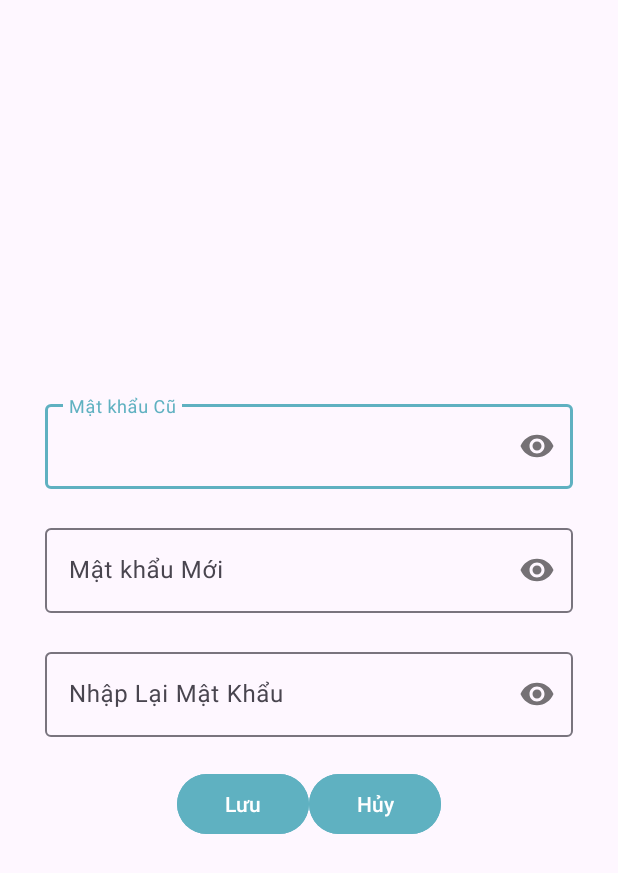
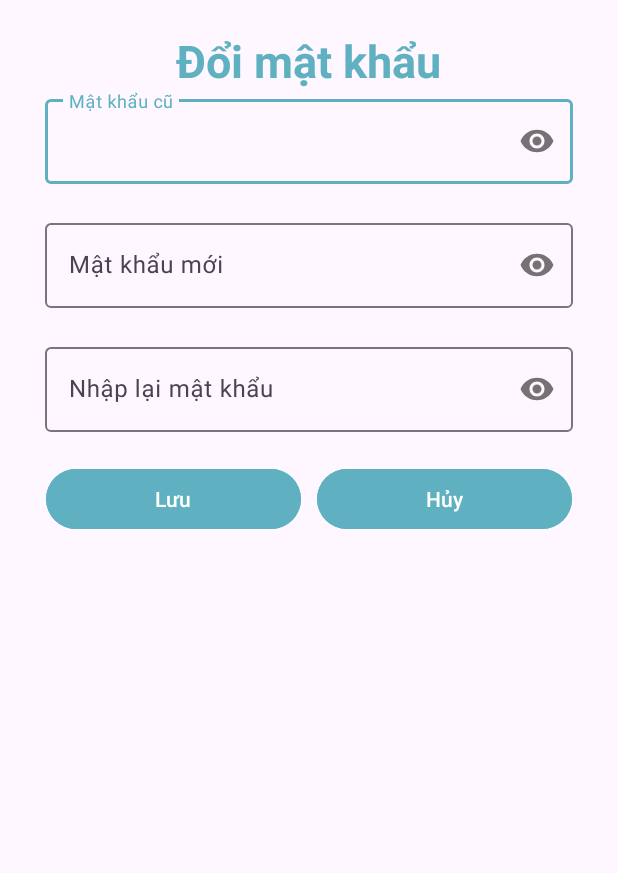
Before and after one commit to NgoThiNguyetHa/DATN_PhoneHouse, an Android app: the ChangePassword screen opened directly, with no data from a screen before it, on a phone screen of 412 x 824 dp. Shown: the top 873 px of the screen. Run offline under Robolectric (Android 15) with nearby library versions, the phone set to English and light mode, and no system bars; our stand-ins replace Firebase (no records; nobody signed in at launch, a user with empty details on screens opened directly).

Commit message:
fix UI app khách hàng

```diff
--- a/AppKhachHang/app/src/main/AndroidManifest.xml
+++ b/AppKhachHang/app/src/main/AndroidManifest.xml
@@ -30,9 +30,6 @@
             android:name=".ChangePassword"
             android:exported="false" />
         <activity
-            android:name=".AddressDelivery"
-            android:exported="false" />
-        <activity
             android:name=".RegisterScreen"
             android:exported="false"></activity>
         <activity
--- a/AppKhachHang/app/src/main/java/com/example/appkhachhang/Api/Address_API.java
+++ b/AppKhachHang/app/src/main/java/com/example/appkhachhang/Api/Address_API.java
@@ -20,7 +20,7 @@ public interface Address_API {
 
 
     Address_API addRess = new Retrofit.Builder()
-            .baseUrl("http://10.0.3.2:8686/diachinhanhangs/")
+            .baseUrl("http://10.0.2.2:8686/diachinhanhangs/")
             .addConverterFactory(GsonConverterFactory.create(gson))
             .build().create(Address_API.class);
 
--- a/AppKhachHang/app/src/main/java/com/example/appkhachhang/Api/ApiRetrofit.java
+++ b/AppKhachHang/app/src/main/java/com/example/appkhachhang/Api/ApiRetrofit.java
@@ -5,7 +5,7 @@ import retrofit2.converter.gson.GsonConverterFactory;
 
 public class ApiRetrofit {
 
-    private static final String BASE_URL = "http://10.0.3.2:8686/";
+    private static final String BASE_URL = "http://10.0.2.2:8686/";
 
     //private static final String BASE_URL = "http://192.168.0.189:8686/"; //Yen
 
--- a/AppKhachHang/app/src/main/java/com/example/appkhachhang/Api/ChiTietSanPham_API.java
+++ b/AppKhachHang/app/src/main/java/com/example/appkhachhang/Api/ChiTietSanPham_API.java
@@ -17,7 +17,7 @@ public interface ChiTietSanPham_API {
 
 
     ChiTietSanPham_API chiTietSanPhamApi = new Retrofit.Builder()
-            .baseUrl("http://10.0.3.2:8686/chitietdienthoais/")
+            .baseUrl("http://10.0.2.2:8686/chitietdienthoais/")
             .addConverterFactory(GsonConverterFactory.create(gson))
             .build().create(ChiTietSanPham_API.class);
 
--- a/AppKhachHang/app/src/main/java/com/example/appkhachhang/Api/HangSanXuat_API.java
+++ b/AppKhachHang/app/src/main/java/com/example/appkhachhang/Api/HangSanXuat_API.java
@@ -17,7 +17,7 @@ public interface HangSanXuat_API {
 
 
     HangSanXuat_API hangSXApi = new Retrofit.Builder()
-            .baseUrl("http://10.0.3.2:8686/hangsanxuats/")
+            .baseUrl("http://10.0.2.2:8686/hangsanxuats/")
             .addConverterFactory(GsonConverterFactory.create(gson))
             .build().create(HangSanXuat_API.class);
 
--- a/AppKhachHang/app/src/main/java/com/example/appkhachhang/Api/SanPham_API.java
+++ b/AppKhachHang/app/src/main/java/com/example/appkhachhang/Api/SanPham_API.java
@@ -19,7 +19,7 @@ public interface SanPham_API {
 
 
     SanPham_API sanPhamApi = new Retrofit.Builder()
-            .baseUrl("http://10.0.3.2:8686/dienthoais/")
+            .baseUrl("http://10.0.2.2:8686/dienthoais/")
             .addConverterFactory(GsonConverterFactory.create(gson))
             .build().create(SanPham_API.class);
 
--- a/AppKhachHang/app/src/main/java/com/example/appkhachhang/Api/ThongKe_API.java
+++ b/AppKhachHang/app/src/main/java/com/example/appkhachhang/Api/ThongKe_API.java
@@ -17,7 +17,7 @@ public interface ThongKe_API {
 
 
     ThongKe_API thongKeApi = new Retrofit.Builder()
-            .baseUrl("http://10.0.3.2:8686/thongke/")
+            .baseUrl("http://10.0.2.2:8686/thongke/")
             .addConverterFactory(GsonConverterFactory.create(gson))
             .build().create(ThongKe_API.class);
 
--- a/AppKhachHang/app/src/main/java/com/example/appkhachhang/Api/User_API.java
+++ b/AppKhachHang/app/src/main/java/com/example/appkhachhang/Api/User_API.java
@@ -20,7 +20,7 @@ public interface User_API {
 
 
     User_API userApi = new Retrofit.Builder()
-            .baseUrl("http://10.0.3.2:8686/khachhangs/")
+            .baseUrl("http://10.0.2.2:8686/khachhangs/")
             .addConverterFactory(GsonConverterFactory.create(gson))
             .build().create(User_API.class);
 
--- a/AppKhachHang/app/src/main/res/layout/activity_change_password.xml
+++ b/AppKhachHang/app/src/main/res/layout/activity_change_password.xml
@@ -6,15 +6,24 @@
     android:layout_height="match_parent"
     tools:context=".ChangePassword"
     android:orientation="vertical"
-    android:gravity="center">
+    android:paddingTop="20dp">
+    <TextView
+        android:id="@+id/textView"
+        android:layout_width="wrap_content"
+        android:layout_height="wrap_content"
+        android:text="Đổi mật khẩu"
+        android:textColor="#5FB1C1"
+        android:textSize="30dp"
+        android:textStyle="bold"
+        android:layout_gravity="center" />
+
     <com.google.android.material.textfield.TextInputLayout
         app:errorEnabled="true"
         app:passwordToggleEnabled="true"
         android:layout_width="match_parent"
         android:layout_height="wrap_content"
-        android:hint="Mật khẩu Cũ"
-        android:layout_marginLeft="30dp"
-        android:layout_marginRight="30dp"
+        android:hint="Mật khẩu cũ"
+        android:layout_marginHorizontal="30dp"
         >
 
         <com.google.android.material.textfield.TextInputEditText
@@ -30,9 +39,8 @@
         app:passwordToggleEnabled="true"
         android:layout_width="match_parent"
         android:layout_height="wrap_content"
-        android:hint="Mật khẩu Mới"
-        android:layout_marginLeft="30dp"
-        android:layout_marginRight="30dp"
+        android:hint="Mật khẩu mới"
+        android:layout_marginHorizontal="30dp"
         >
 
         <com.google.android.material.textfield.TextInputEditText
@@ -48,9 +56,8 @@
         app:passwordToggleEnabled="true"
         android:layout_width="match_parent"
         android:layout_height="wrap_content"
-        android:hint="Nhập Lại Mật Khẩu"
-        android:layout_marginLeft="30dp"
-        android:layout_marginRight="30dp"
+        android:hint="Nhập lại mật khẩu"
+        android:layout_marginHorizontal="30dp"
         >
 
         <com.google.android.material.textfield.TextInputEditText
@@ -62,9 +69,10 @@
 
     </com.google.android.material.textfield.TextInputLayout>
     <LinearLayout
-        android:layout_width="wrap_content"
+        android:layout_width="match_parent"
         android:layout_height="wrap_content"
-        android:orientation="horizontal">
+        android:orientation="horizontal"
+        android:layout_marginHorizontal="25dp">
         <ProgressBar
             android:id="@+id/progressbar"
             android:visibility="gone"
@@ -73,19 +81,21 @@
             />
         <Button
             android:id="@+id/btnSave"
-            android:layout_width="wrap_content"
+            android:layout_width="0dp"
             android:layout_height="wrap_content"
             android:backgroundTint="#5FB1C1"
             android:text="Lưu"
             android:layout_gravity="center"
-            />
+            android:layout_weight="1"
+            android:layout_marginHorizontal="5dp"/>
         <Button
             android:id="@+id/btnCancle"
-            android:layout_width="wrap_content"
+            android:layout_width="0dp"
             android:layout_height="wrap_content"
             android:backgroundTint="#5FB1C1"
             android:text="Hủy"
             android:layout_gravity="center"
-            />
+            android:layout_weight="1"
+            android:layout_marginHorizontal="5dp"/>
     </LinearLayout>
 </LinearLayout>
```
Also changed, not shown: AppKhachHang/app/src/main/java/com/example/appkhachhang/ChangePassword.java (+9 -0 lines), AppKhachHang/app/src/main/java/com/example/appkhachhang/Fragment/UserFragment.java (+16 -0 lines), AppKhachHang/app/src/main/res/layout/dialog_address.xml (+8 -4 lines).
